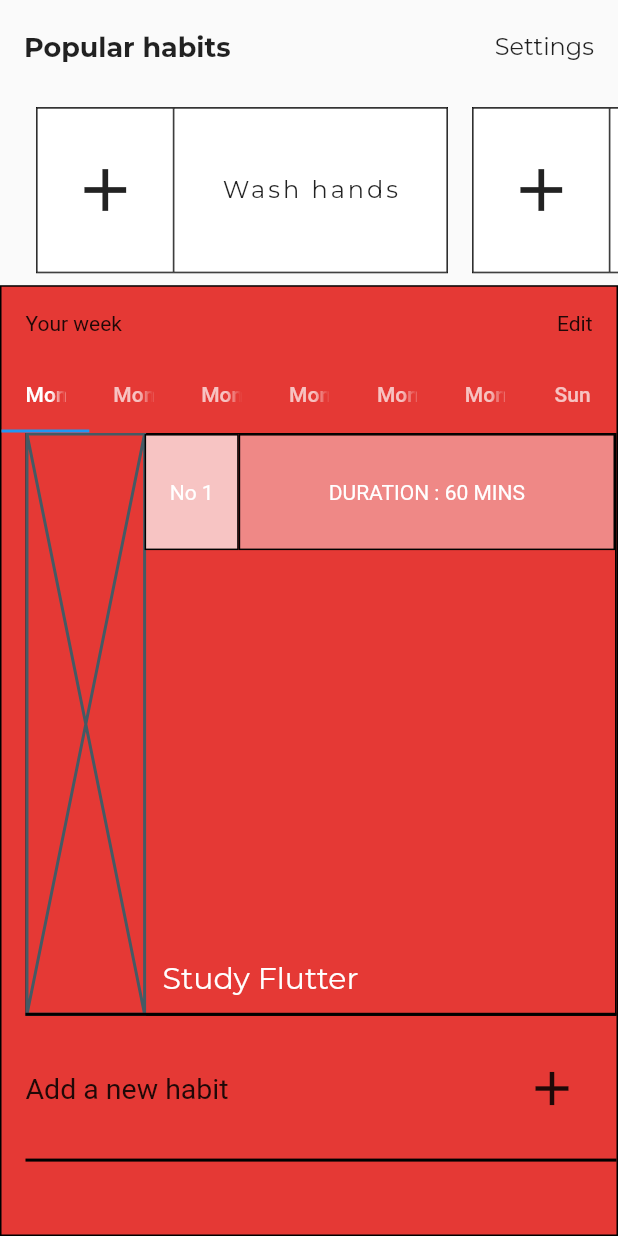
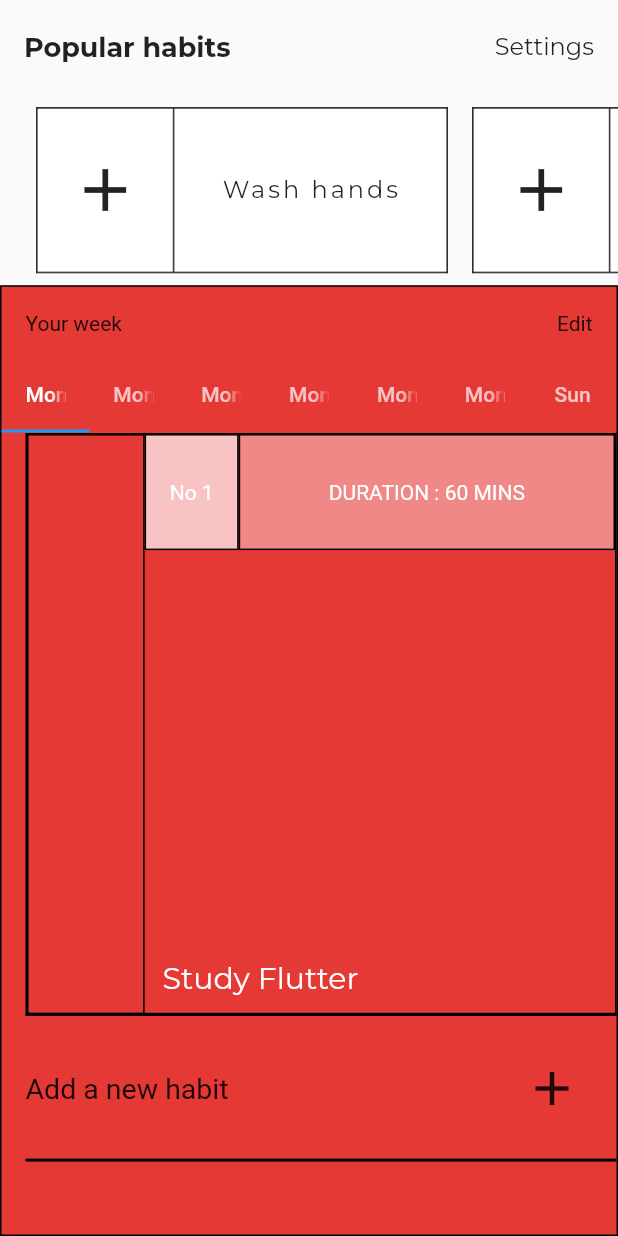
Before and after one commit to JAICHANGPARK/flutter_notebook_5th_story, a Flutter app: the screen it shows after launch, on a phone screen of 412 x 824 dp. Run offline on Flutter 3.47's test engine with Material 2 defaults, Android fonts, the phone set to English and light mode, and no system bars; our stand-ins replace google_fonts, local_auth, page_transition, sleek_circular_slider; missing offline and left inert: calendar_strip.

Commit message:
Update habit_main_page.dart

```diff
--- a/lib/ep443_habit_app/habit_main_page.dart
+++ b/lib/ep443_habit_app/habit_main_page.dart
@@ -201,7 +201,11 @@ class _HabitMainPageState extends State<HabitMainPage> with TickerProviderStateM
                                 children: [
                                   Expanded(
                                     flex: 2,
-                                    child: Placeholder(),
+                                    child: Container(
+                                      decoration: BoxDecoration(
+                                        border: Border.all()
+                                      ),
+                                    ),
                                   ),
                                   Expanded(
                                     flex: 8,
```
